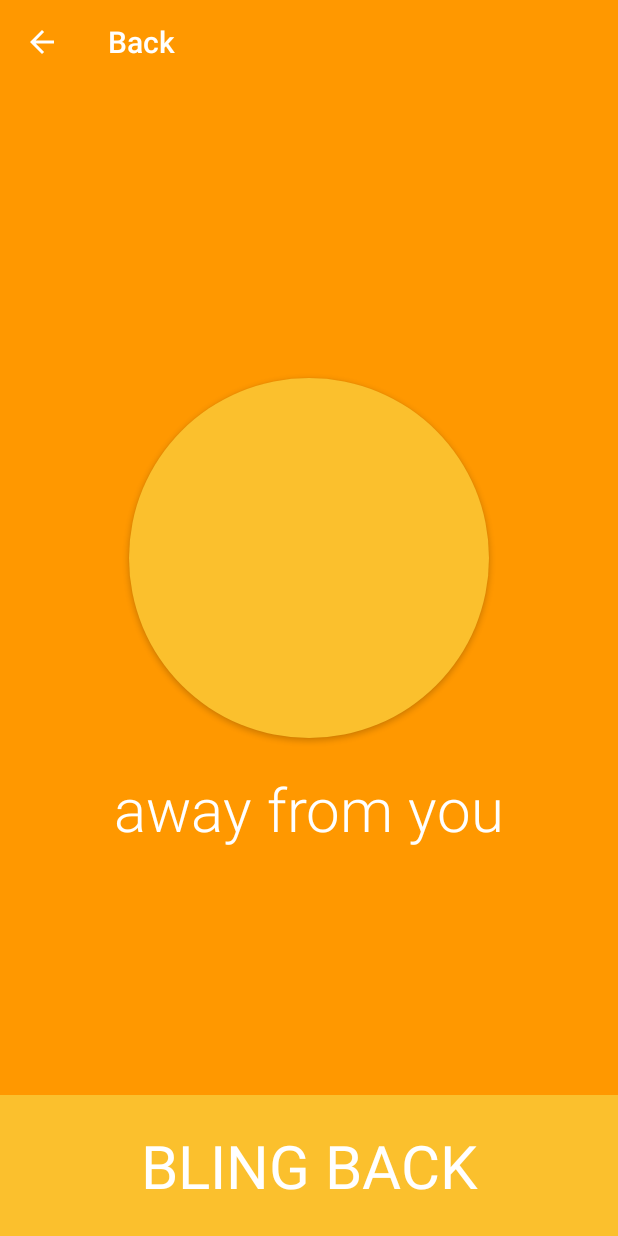
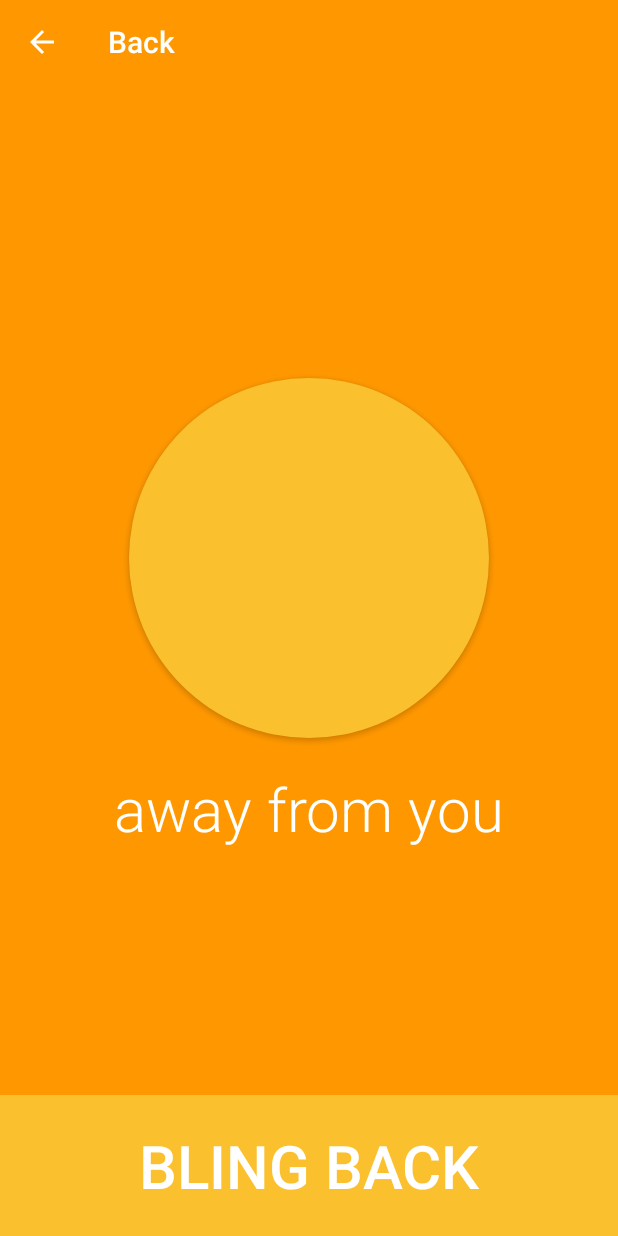
Before and after one commit to olund/Bling, an Android app: the DistanceActivity screen opened directly, with no data from a screen before it, on a phone screen of 412 x 824 dp. Run offline under Robolectric (Android 15) with nearby library versions, the phone set to English and light mode, and no system bars; our stand-ins replace Volley; 2 statements that could not run were skipped.

Commit message:
Made button style DRY + fixed backwards compatibility

```diff
--- a/app/src/main/res/layout/activity_distance.xml
+++ b/app/src/main/res/layout/activity_distance.xml
@@ -35,14 +35,8 @@
 
             <Button
                 android:id="@+id/bling_back"
-                style="?android:textAppearanceLarge"
-                android:layout_width="match_parent"
-                android:layout_height="match_parent"
-                android:padding="20dp"
-                android:text="@string/action_bling"
-                android:textSize="40sp"
-                android:background="@drawable/button_ripple"
-                android:textColor="@color/textColorPrimary"/>
+                style="@style/fullSizeButton"
+                android:text="@string/action_bling"/>
 
         </LinearLayout>
 
@@ -66,8 +60,7 @@
                 android:layout_width="240dp"
                 android:layout_height="240dp"
                 android:id="@+id/distance"
-                android:background="@drawable/button_ripple_round"
-                android:textColor="@android:color/white"
+                style="@style/circularButton"
                 android:gravity="center"
                 android:textSize="50sp"
                 android:fontFamily="sans-serif-black"
--- a/app/src/main/res/values-v21/styles.xml
+++ b/app/src/main/res/values-v21/styles.xml
@@ -8,4 +8,18 @@
         <item name="android:windowSharedElementExitTransition">@android:transition/move</item>
     </style>
 
+    <style name="fullSizeButton" parent="Base.Widget.AppCompat.Button">
+        <item name="android:background">@drawable/button_ripple</item>
+        <item name="android:textColor">@color/textColorPrimary</item>
+        <item name="android:layout_height">wrap_content</item>
+        <item name="android:layout_width">match_parent</item>
+        <item name="android:padding">20dp</item>
+        <item name="android:textSize">40sp</item>
+    </style>
+
+    <style name="circularButton" parent="Base.Widget.AppCompat.Button">
+        <item name="android:background">@drawable/button_ripple_round</item>
+        <item name="android:textColor">@color/textColorPrimary</item>
+    </style>
+
 </resources>
--- a/app/src/main/res/values/styles.xml
+++ b/app/src/main/res/values/styles.xml
@@ -39,4 +39,18 @@
 
     <style name="MyMaterialTheme.PopupOverlay" parent="ThemeOverlay.AppCompat.Light" />
 
+    <style name="fullSizeButton" parent="Base.Widget.AppCompat.Button">
+        <item name="android:background">@color/colorPrimaryLight</item>
+        <item name="android:textColor">@color/textColorPrimary</item>
+        <item name="android:layout_height">wrap_content</item>
+        <item name="android:layout_width">match_parent</item>
+        <item name="android:padding">20dp</item>
+        <item name="android:textSize">40sp</item>
+    </style>
+
+    <style name="circularButton" parent="Base.Widget.AppCompat.Button">
+        <item name="android:background">@color/colorPrimaryLight</item>
+        <item name="android:textColor">@color/textColorPrimary</item>
+    </style>
+
 </resources>
```
Also changed, not shown: app/src/main/res/layout/activity_friend_request.xml (+3 -10 lines), app/src/main/res/layout/activity_login.xml (+1 -8 lines), app/src/main/res/layout/activity_position.xml (+2 -8 lines), app/src/main/res/layout/activity_register.xml (+2 -10 lines), app/src/main/res/layout/activity_splash.xml (+4 -14 lines), app/src/main/res/layout/content_add_friend.xml (+2 -9 lines).
